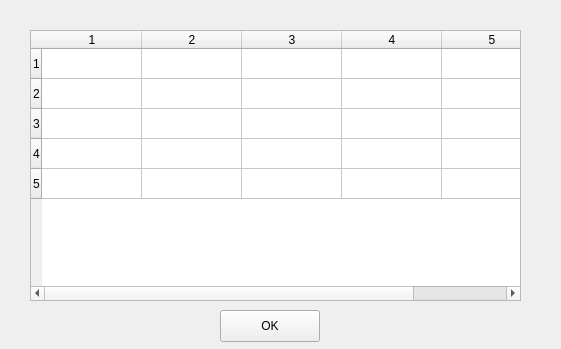
Old version of the form OOP/PyQt/dsSinhVien.ui in the repository vuongcris4/TT_Python.
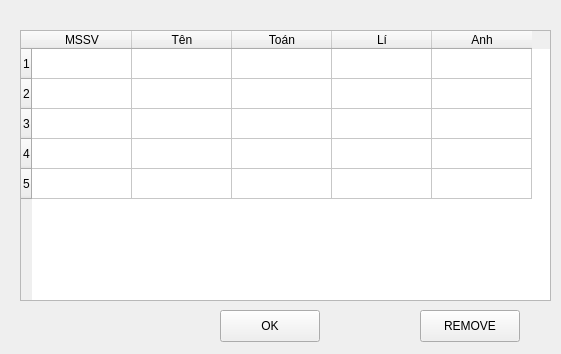
New version of the form.

Diff of the .ui file:
```diff
--- a/OOP/PyQt/dsSinhVien.ui
+++ b/OOP/PyQt/dsSinhVien.ui
@@ -7,7 +7,7 @@
     <x>0</x>
     <y>0</y>
     <width>561</width>
-    <height>349</height>
+    <height>354</height>
    </rect>
   </property>
   <property name="windowTitle">
@@ -16,9 +16,9 @@
   <widget class="QTableWidget" name="tbSinhVien">
    <property name="geometry">
     <rect>
-     <x>30</x>
+     <x>20</x>
      <y>30</y>
-     <width>491</width>
+     <width>531</width>
      <height>271</height>
     </rect>
    </property>
@@ -33,11 +33,31 @@
    <row/>
    <row/>
    <row/>
-   <column/>
-   <column/>
-   <column/>
-   <column/>
-   <column/>
+   <column>
+    <property name="text">
+     <string>MSSV</string>
+    </property>
+   </column>
+   <column>
+    <property name="text">
+     <string>Tên</string>
+    </property>
+   </column>
+   <column>
+    <property name="text">
+     <string>Toán</string>
+    </property>
+   </column>
+   <column>
+    <property name="text">
+     <string>Lí</string>
+    </property>
+   </column>
+   <column>
+    <property name="text">
+     <string>Anh</string>
+    </property>
+   </column>
   </widget>
   <widget class="QPushButton" name="btnOK">
    <property name="geometry">
@@ -52,6 +72,19 @@
     <string>OK</string>
    </property>
   </widget>
+  <widget class="QPushButton" name="btnRemove">
+   <property name="geometry">
+    <rect>
+     <x>420</x>
+     <y>310</y>
+     <width>100</width>
+     <height>32</height>
+    </rect>
+   </property>
+   <property name="text">
+    <string>REMOVE</string>
+   </property>
+  </widget>
  </widget>
  <resources/>
  <connections/>
```
